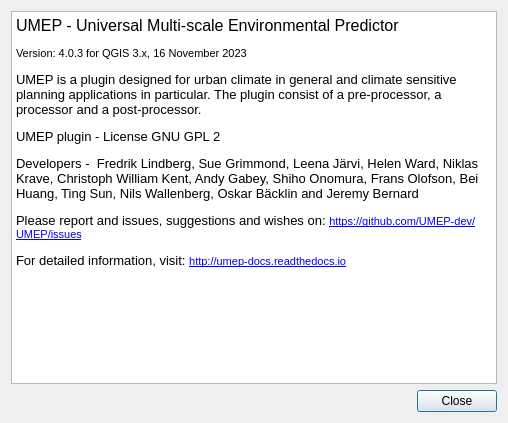
Before: the Qt Designer form UMEP_about.ui in UMEP-dev/UMEP, drawn with Qt 5.
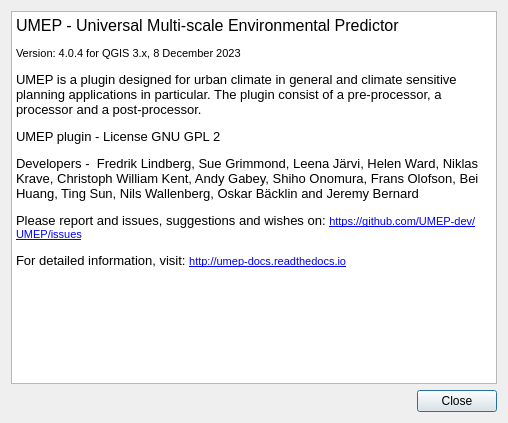
After: the same form once the commit is applied.

Diff of the .ui file:
```diff
--- a/UMEP_about.ui
+++ b/UMEP_about.ui
@@ -31,7 +31,7 @@
 p, li { white-space: pre-wrap; }
 &lt;/style&gt;&lt;/head&gt;&lt;body style=&quot; font-family:'MS Shell Dlg 2'; font-size:7.8pt; font-weight:400; font-style:normal;&quot;&gt;
 &lt;p style=&quot; margin-top:0px; margin-bottom:0px; margin-left:0px; margin-right:0px; -qt-block-indent:0; text-indent:0px;&quot;&gt;&lt;span style=&quot; font-size:12pt;&quot;&gt;UMEP - Universal Multi-scale Environmental Predictor &lt;/span&gt;&lt;/p&gt;
-&lt;p style=&quot; margin-top:12px; margin-bottom:12px; margin-left:0px; margin-right:0px; -qt-block-indent:0; text-indent:0px;&quot;&gt;&lt;span style=&quot; font-size:8pt;&quot;&gt;Version: 4.0.3 for QGIS 3.x, 16 November 2023&lt;/span&gt;&lt;/p&gt;
+&lt;p style=&quot; margin-top:12px; margin-bottom:12px; margin-left:0px; margin-right:0px; -qt-block-indent:0; text-indent:0px;&quot;&gt;&lt;span style=&quot; font-size:8pt;&quot;&gt;Version: 4.0.4 for QGIS 3.x, 8 December 2023&lt;/span&gt;&lt;/p&gt;
 &lt;p style=&quot; margin-top:12px; margin-bottom:12px; margin-left:0px; margin-right:0px; -qt-block-indent:0; text-indent:0px;&quot;&gt;&lt;span style=&quot; font-size:10pt;&quot;&gt;UMEP is a plugin designed for urban climate in general and climate sensitive planning applications in particular. The plugin consist of a pre-processor, a processor and a post-processor.&lt;/span&gt;&lt;/p&gt;
 &lt;p style=&quot; margin-top:12px; margin-bottom:12px; margin-left:0px; margin-right:0px; -qt-block-indent:0; text-indent:0px;&quot;&gt;&lt;span style=&quot; font-size:10pt;&quot;&gt;UMEP plugin - License GNU GPL 2&lt;/span&gt;&lt;/p&gt;
 &lt;p style=&quot; margin-top:12px; margin-bottom:12px; margin-left:0px; margin-right:0px; -qt-block-indent:0; text-indent:0px;&quot;&gt;&lt;span style=&quot; font-size:10pt;&quot;&gt;Developers -  Fredrik Lindberg, Sue Grimmond, Leena Järvi, Helen Ward, Niklas Krave, Christoph William Kent, Andy Gabey, Shiho Onomura, Frans Olofson, Bei Huang, Ting Sun, Nils Wallenberg, Oskar Bäcklin and Jeremy Bernard&lt;/span&gt;&lt;/p&gt;
```
